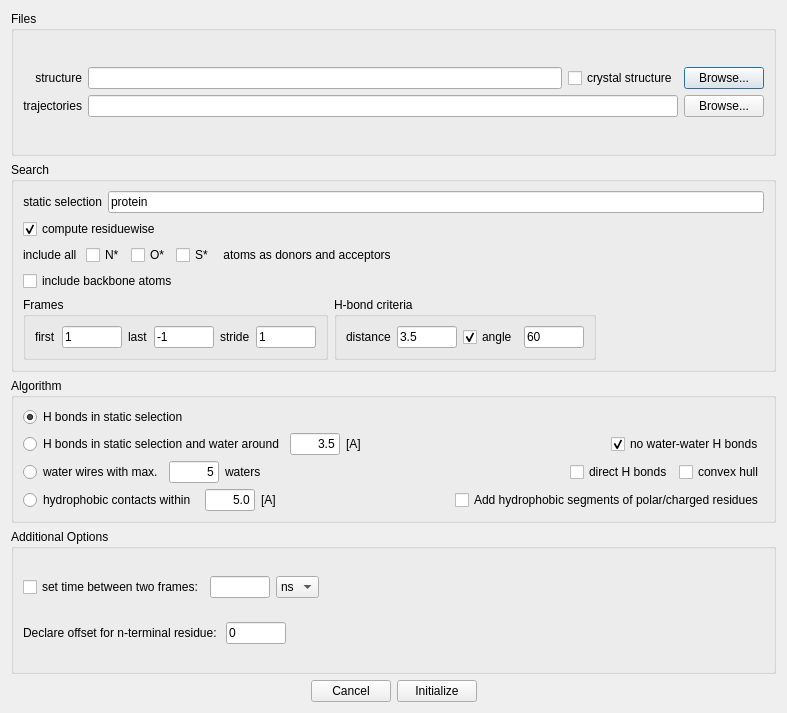
Before: the Qt Designer form ui/new_analysis_dialog.ui in maltesie/bridge2, drawn with Qt 5.
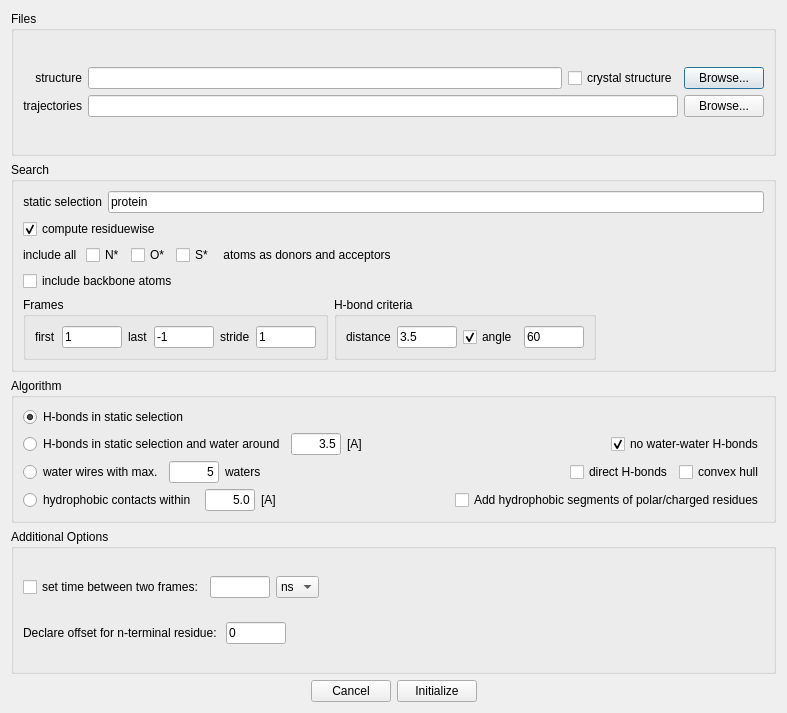
After: the same form once the commit is applied.

Commit message: consistent labels

The edit to the form file:
```diff
--- a/ui/new_analysis_dialog.ui
+++ b/ui/new_analysis_dialog.ui
@@ -377,7 +377,7 @@
          <string>Compute all H bonds within the static selection.</string>
         </property>
         <property name="text">
-         <string>H bonds in static selection</string>
+         <string>H-bonds in static selection</string>
         </property>
         <property name="checked">
          <bool>true</bool>
@@ -392,7 +392,7 @@
            <string>&lt;html&gt;&lt;head/&gt;&lt;body&gt;&lt;p align=&quot;justify&quot;&gt;Compute all H bonds within the union of the static selection and all water within the specified distance of the static selection.&lt;/p&gt;&lt;/body&gt;&lt;/html&gt;</string>
           </property>
           <property name="text">
-           <string>H bonds in static selection and water around</string>
+           <string>H-bonds in static selection and water around</string>
           </property>
          </widget>
         </item>
@@ -438,7 +438,7 @@
         <item>
          <widget class="QCheckBox" name="checkBox_not_water_water">
           <property name="text">
-           <string>no water-water H bonds</string>
+           <string>no water-water H-bonds</string>
           </property>
           <property name="checked">
            <bool>true</bool>
@@ -501,7 +501,7 @@
         <item>
          <widget class="QCheckBox" name="checkBox_wires_allow_direct_bonds">
           <property name="text">
-           <string>direct H bonds</string>
+           <string>direct H-bonds</string>
           </property>
          </widget>
         </item>
```
The commit also changes 4 other files.
